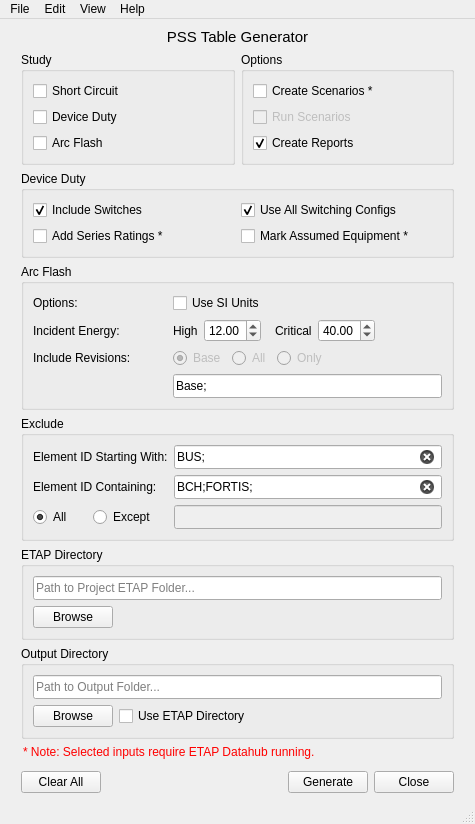
This is res/pss_report_gen_ui.ui in adilzafar66/pss-table-generator as Qt 5 draws it before an edit. The edited form follows.
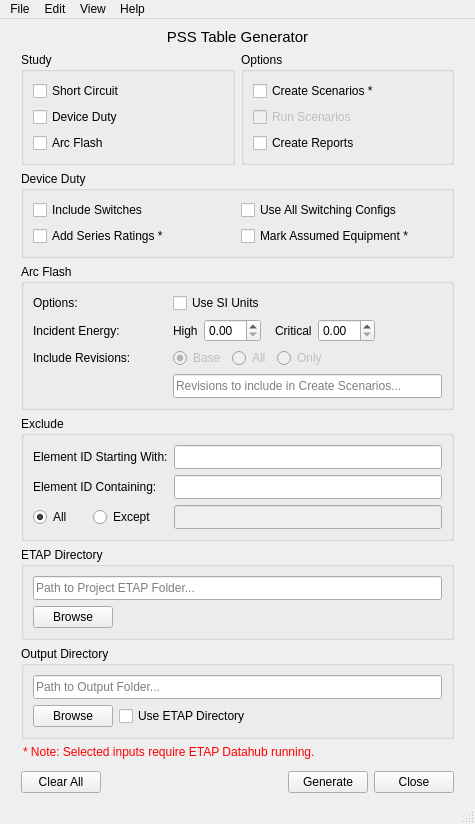
This is the edited form.

Patch:
```diff
--- a/res/pss_report_gen_ui.ui
+++ b/res/pss_report_gen_ui.ui
@@ -106,7 +106,7 @@
                 <string>Create Reports</string>
                </property>
                <property name="checked">
-                <bool>true</bool>
+                <bool>false</bool>
                </property>
               </widget>
              </item>
@@ -196,7 +196,7 @@
                 <string>Use All Switching Configs</string>
                </property>
                <property name="checked">
-                <bool>true</bool>
+                <bool>false</bool>
                </property>
               </widget>
              </item>
@@ -206,7 +206,7 @@
                 <string>Include Switches</string>
                </property>
                <property name="checked">
-                <bool>true</bool>
+                <bool>false</bool>
                </property>
               </widget>
              </item>
@@ -237,7 +237,7 @@
               </size>
              </property>
              <property name="text">
-              <string>Base;</string>
+              <string/>
              </property>
              <property name="placeholderText">
               <string>Revisions to include in Create Scenarios...</string>
@@ -268,7 +268,7 @@
                <item>
                 <widget class="QDoubleSpinBox" name="low_energy_box">
                  <property name="value">
-                  <double>12.000000000000000</double>
+                  <double>0.000000000000000</double>
                  </property>
                 </widget>
                </item>
@@ -286,7 +286,7 @@
                <item>
                 <widget class="QDoubleSpinBox" name="high_energy_box">
                  <property name="value">
-                  <double>40.000000000000000</double>
+                  <double>0.000000000000000</double>
                  </property>
                 </widget>
                </item>
@@ -410,7 +410,7 @@
               </size>
              </property>
              <property name="text">
-              <string>BUS;</string>
+              <string/>
              </property>
              <property name="clearButtonEnabled">
               <bool>true</bool>
@@ -433,7 +433,7 @@
               </size>
              </property>
              <property name="text">
-              <string>BCH;FORTIS;</string>
+              <string/>
              </property>
              <property name="clearButtonEnabled">
               <bool>true</bool>
```
Left out of the diff: 140 changed lines with no effect on the pictures.
